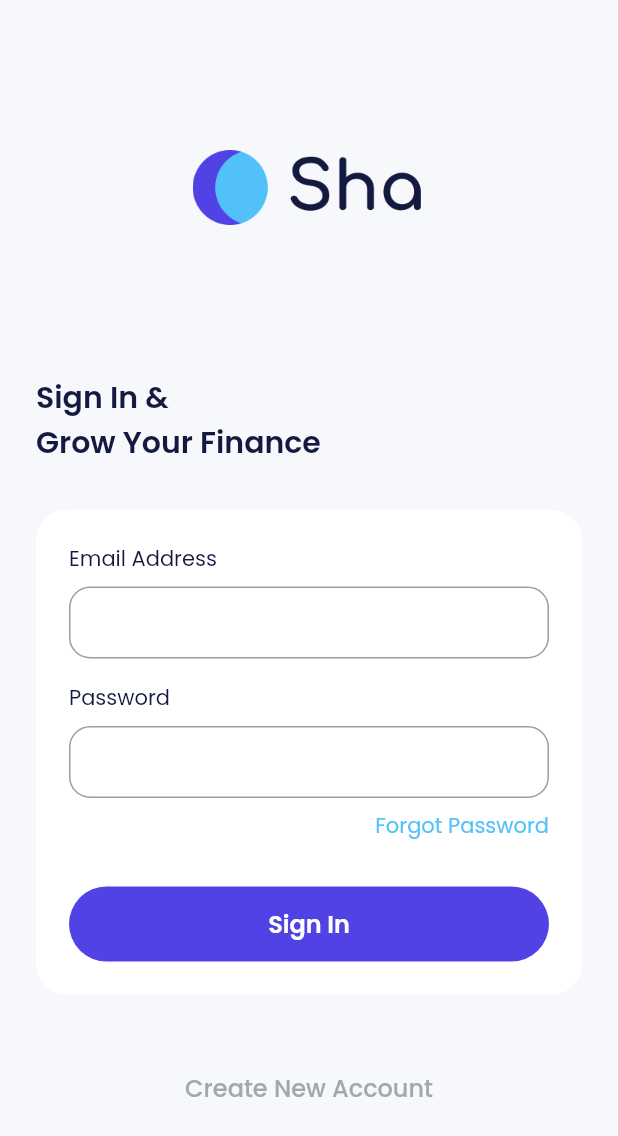
After one commit to alirfanyasin/bank_sha, a Flutter app: the SignInPage screen opened directly, on a phone screen of 412 x 824 dp. The commit adds this screen. Shown: the top 1136 px of the screen. Run offline on Flutter 3.47's test engine with Material 2 defaults, Android fonts, the phone set to English and light mode, and no system bars; our stand-ins replace carousel_slider, google_fonts.

Commit message:
slicing sign in page finish

```diff
--- a/lib/ui/pages/onboarding_page.dart
+++ b/lib/ui/pages/onboarding_page.dart
@@ -1,4 +1,5 @@
 import 'package:bank_sha/shared/theme.dart';
+import 'package:bank_sha/ui/pages/sign_in_page.dart';
 import 'package:flutter/material.dart';
 import 'package:carousel_slider/carousel_slider.dart';
 
@@ -134,7 +135,14 @@ class _OnBoardingPageState extends State<OnBoardingPage> {
                                 style: TextButton.styleFrom(
                                   padding: EdgeInsets.zero,
                                 ),
-                                onPressed: () {},
+                                onPressed: () {
+                                  Navigator.push(
+                                    context,
+                                    MaterialPageRoute(
+                                      builder: (context) => const SignInPage(),
+                                    ),
+                                  );
+                                },
                                 child: Center(
                                   child: Text(
                                     'Sign In',
--- /dev/null
+++ b/lib/ui/pages/sign_in_page.dart
@@ -0,0 +1,158 @@
+import 'package:bank_sha/shared/theme.dart';
+import 'package:flutter/material.dart';
+
+class SignInPage extends StatelessWidget {
+  const SignInPage({super.key});
+
+  @override
+  Widget build(BuildContext context) {
+    return Scaffold(
+      backgroundColor: lightBackgroundColor,
+      body: ListView(
+        padding: const EdgeInsets.symmetric(horizontal: 24),
+        children: [
+          Container(
+            width: 155,
+            height: 50,
+            margin: const EdgeInsets.only(top: 100, bottom: 100),
+            decoration: const BoxDecoration(
+              image: DecorationImage(
+                image: AssetImage('assets/logo_light.png'),
+              ),
+            ),
+          ),
+          Text(
+            'Sign In &\nGrow Your Finance',
+            style: blackTextStyle.copyWith(
+              fontSize: 20,
+              fontWeight: semiBold,
+            ),
+          ),
+          const SizedBox(height: 30),
+          Container(
+            padding: const EdgeInsets.all(22),
+            decoration: BoxDecoration(
+              borderRadius: BorderRadius.circular(20),
+              color: whiteColor,
+            ),
+            child: Column(
+              crossAxisAlignment: CrossAxisAlignment.start,
+              children: [
+                // NOTE: Email Input
+                Column(
+                  crossAxisAlignment: CrossAxisAlignment.start,
+                  children: [
+                    Text(
+                      'Email Address',
+                      style: blackTextStyle.copyWith(
+                        fontSize: 14,
+                        fontWeight: regular,
+                      ),
+                    ),
+                    const SizedBox(
+                      height: 8,
+                    ),
+                    TextFormField(
+                      style: blackTextStyle,
+                      decoration: InputDecoration(
+                        border: OutlineInputBorder(
+                          borderRadius: BorderRadius.circular(14),
+                        ),
+                        contentPadding: const EdgeInsets.all(12),
+                      ),
+                    ),
+                  ],
+                ),
+
+                const SizedBox(
+                  height: 16,
+                ),
+
+                // NOTE: Password Input
+                Column(
+                  crossAxisAlignment: CrossAxisAlignment.start,
+                  children: [
+                    Text(
+                      'Password',
+                      style: blackTextStyle.copyWith(
+                        fontSize: 14,
+                        fontWeight: regular,
+                      ),
+                    ),
+                    const SizedBox(
+                      height: 8,
+                    ),
+                    TextFormField(
+                      obscureText: true,
+                      style: blackTextStyle,
+                      decoration: InputDecoration(
+                        border: OutlineInputBorder(
+                          borderRadius: BorderRadius.circular(14),
+                        ),
+                        contentPadding: const EdgeInsets.all(12),
+                      ),
+                    ),
+                  ],
+                ),
+
+                const SizedBox(height: 8),
+
+                Align(
+                  alignment: Alignment.centerRight,
+                  child: Text(
+                    'Forgot Password',
+                    style: blueTextStyle,
+                  ),
+                ),
+
+                const SizedBox(height: 30),
+
+                SizedBox(
+                  width: double.infinity,
+                  height: 50,
+                  child: TextButton(
+                    style: TextButton.styleFrom(
+                      backgroundColor: purpleColor,
+                      shape: RoundedRectangleBorder(
+                        borderRadius: BorderRadius.circular(56),
+                      ),
+                    ),
+                    onPressed: () {},
+                    child: Center(
+                      child: Text(
+                        'Sign In',
+                        style: whiteTextStyle.copyWith(
+                          fontSize: 16,
+                          fontWeight: semiBold,
+                        ),
+                      ),
+                    ),
+                  ),
+                ),
+              ],
+            ),
+          ),
+          const SizedBox(height: 50),
+          SizedBox(
+            width: double.infinity,
+            height: 24,
+            child: TextButton(
+              style: TextButton.styleFrom(
+                padding: EdgeInsets.zero,
+              ),
+              onPressed: () {},
+              child: Center(
+                child: Text(
+                  'Create New Account',
+                  style: greyTextStyle.copyWith(
+                    fontSize: 16,
+                  ),
+                ),
+              ),
+            ),
+          ),
+        ],
+      ),
+    );
+  }
+}
```
